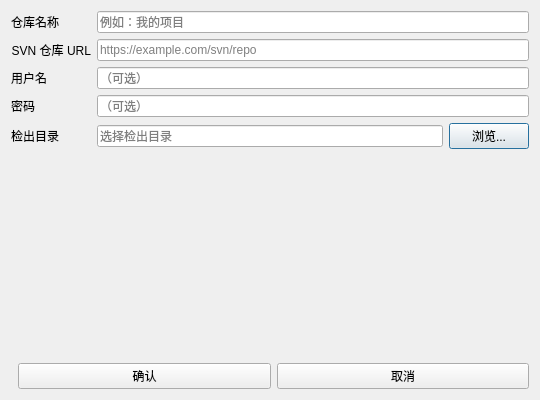
vxling/SVNFileBox-Qt, file src/ui/checkoutdialog.ui: the form before one commit.
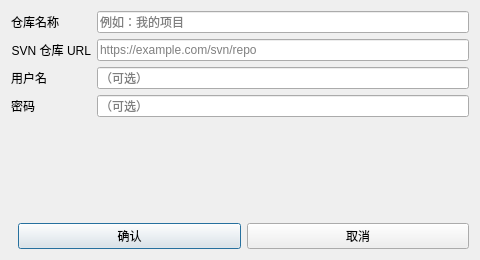
The form after the commit.

Commit message:
refactor: tighten UI layout - smaller window, narrower sidebar, compact buttons
- Main window: 1100x700 → 960x600
- Sidebar: 220px → 180px
- Path bar: 48px → 40px height
- Buttons: 36px → 30px height
- Status bar: 36px → 28px
- Remove emojis from sidebar buttons (cleaner look)
- Checkout dialog: 540x400 → 480x260, folder path row removed

```diff
--- a/src/ui/checkoutdialog.ui
+++ b/src/ui/checkoutdialog.ui
@@ -6,8 +6,8 @@
    <rect>
     <x>0</x>
     <y>0</y>
-    <width>540</width>
-    <height>400</height>
+    <width>480</width>
+    <height>260</height>
    </rect>
   </property>
   <property name="windowTitle">
@@ -90,37 +90,7 @@
        </property>
       </widget>
      </item>
-     <item row="4" column="0">
-      <widget class="QLabel" name="label_folder">
-       <property name="text">
-        <string>检出目录</string>
-       </property>
-       <property name="alignment">
-        <set>Qt::AlignRight|Qt::AlignVCenter</set>
-       </property>
-      </widget>
-     </item>
-     <item row="4" column="1">
-      <layout class="QHBoxLayout" name="folderLayout">
-       <item>
-        <widget class="QLineEdit" name="folderInput">
-         <property name="placeholderText">
-          <string>选择检出目录</string>
-         </property>
-        </widget>
-       </item>
-       <item>
-        <widget class="QPushButton" name="browseBtn">
-         <property name="text">
-          <string>浏览...</string>
-         </property>
-         <property name="fixedWidth">
-          <number>90</number>
-         </property>
-        </widget>
-       </item>
-      </layout>
-     </item>
+
     </layout>
    </item>
    <item>
```
The commit also changes 3 other files.
